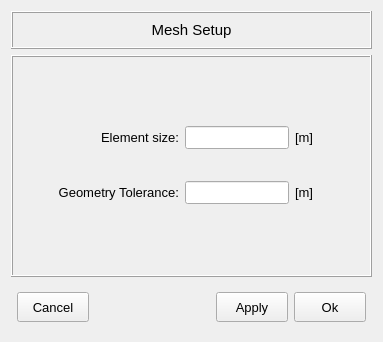
Above: pulse/interface/data/ui_files/model/setup/mesh/mesher_setup_input.ui from open-pulse/OpenPulse before the change. Below: the same form after it.
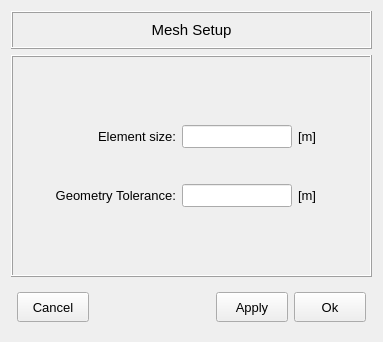
That is the form after the change.

Commit message: Updates generate_mesh_callback method and updates the mesher_setup_input.ui file

```diff
--- a/pulse/interface/data/ui_files/model/setup/mesh/mesher_setup_input.ui
+++ b/pulse/interface/data/ui_files/model/setup/mesh/mesher_setup_input.ui
@@ -23,6 +23,18 @@
       <enum>QFrame::Shadow::Raised</enum>
      </property>
      <layout class="QGridLayout" name="gridLayout_4">
+      <property name="leftMargin">
+       <number>4</number>
+      </property>
+      <property name="topMargin">
+       <number>4</number>
+      </property>
+      <property name="rightMargin">
+       <number>4</number>
+      </property>
+      <property name="bottomMargin">
+       <number>4</number>
+      </property>
       <item row="0" column="0">
        <widget class="QFrame" name="frame_2">
         <property name="maximumSize">
@@ -38,6 +50,18 @@
          <enum>QFrame::Shadow::Raised</enum>
         </property>
         <layout class="QGridLayout" name="gridLayout_3">
+         <property name="leftMargin">
+          <number>4</number>
+         </property>
+         <property name="topMargin">
+          <number>4</number>
+         </property>
+         <property name="rightMargin">
+          <number>4</number>
+         </property>
+         <property name="bottomMargin">
+          <number>4</number>
+         </property>
          <item row="2" column="0">
           <spacer name="horizontalSpacer_3">
            <property name="orientation">
```
Left out of the diff: 12 changed lines with no effect on the pictures. The commit also changes 2 other files.
